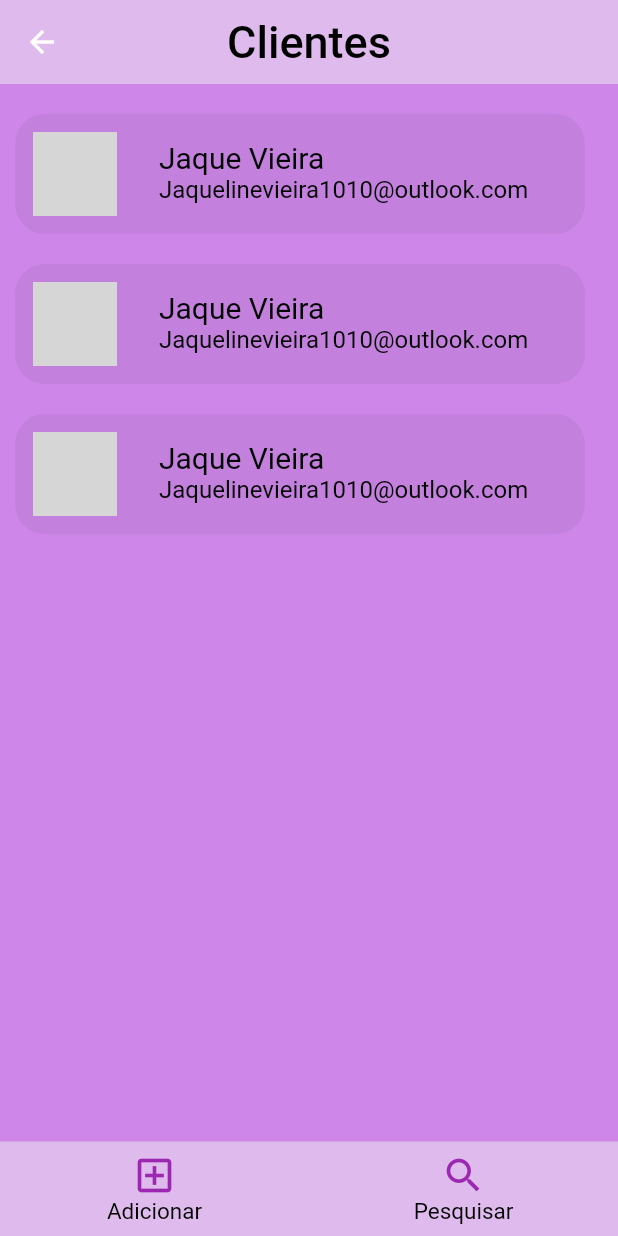
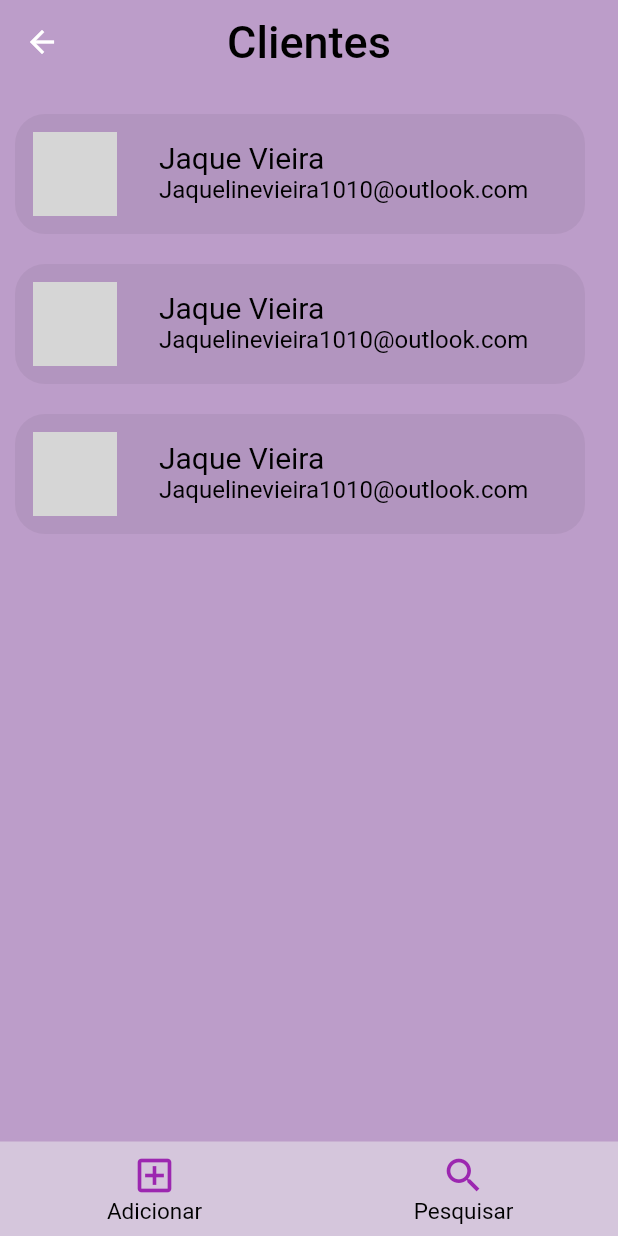
Before and after one commit to CodNameLouis/Clients-Manager, a Flutter app: the screen it shows after launch, on a phone screen of 412 x 824 dp. Run offline on Flutter 3.47's test engine with Material 2 defaults, Android fonts, the light colour scheme and no system bars; our stand-ins replace get; network calls fail; grey boxes are pictures that could not be loaded.

Commit message:
changed opacity app bar

```diff
--- a/lib/presenter/home/home_page.dart
+++ b/lib/presenter/home/home_page.dart
@@ -14,11 +14,11 @@ class HomePage extends GetView<HomeController> {
   Widget build(BuildContext context) {
     return SafeArea(
       child: Scaffold(
-        backgroundColor: const Color(0xffce87e9),
+        backgroundColor: const Color.fromARGB(255, 188, 157, 201),
         appBar: AppBar(
           centerTitle: true,
           elevation: 0,
-          backgroundColor: Colors.grey.shade200.withOpacity(0.5),
+          backgroundColor: Colors.transparent,
           title: const Text(
             'Clientes',
             style: TextStyle(
```
